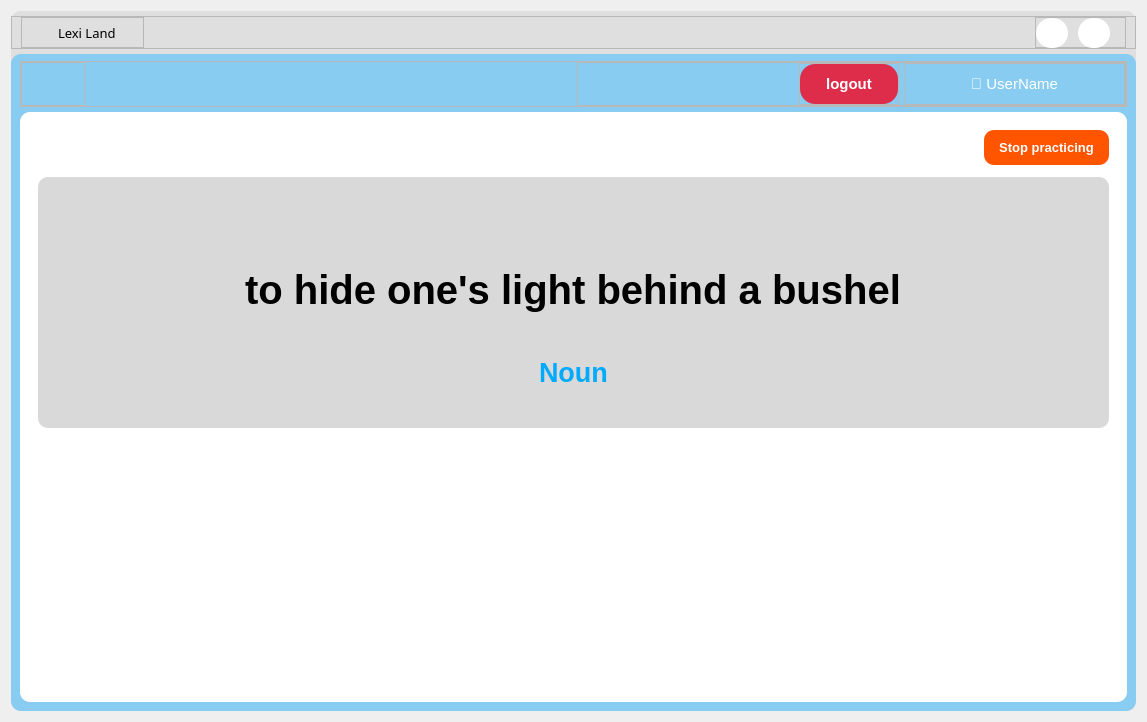
Before: the Qt Designer form UI/forms/practice.ui in yuukun123/LexiLand, drawn with Qt 5.
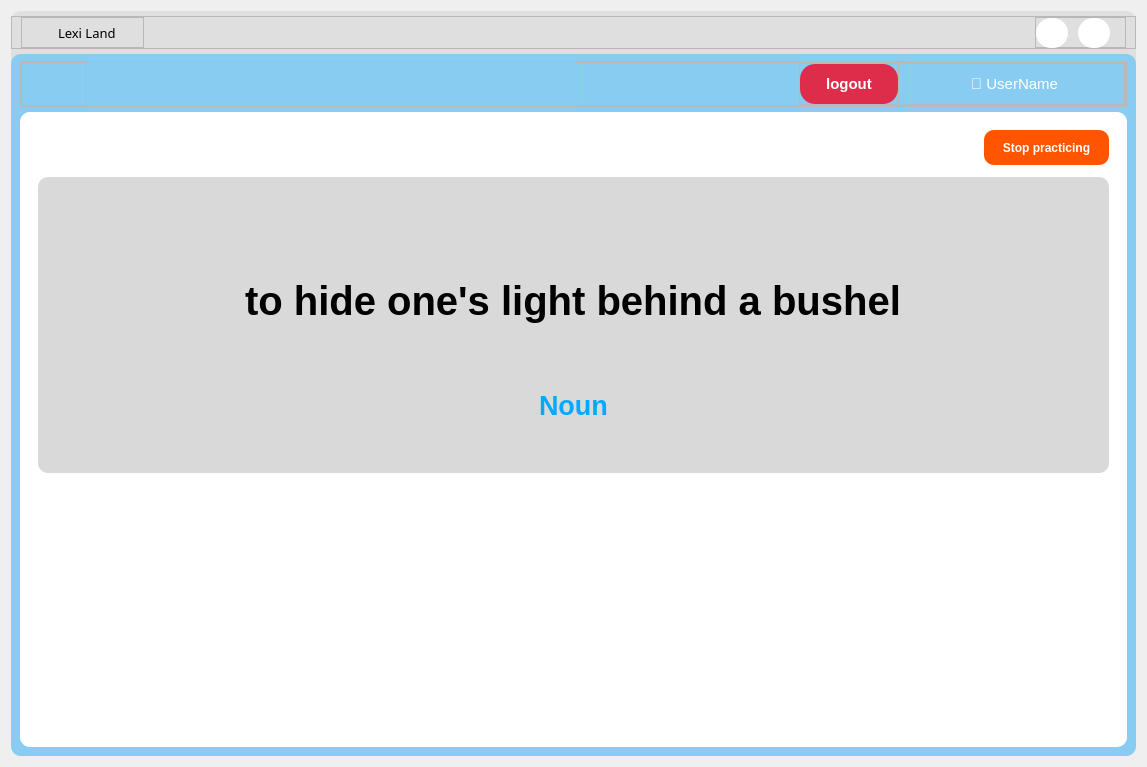
After: the same form once the commit is applied. Icons and pictures are not drawn.

```diff
--- a/UI/forms/practice.ui
+++ b/UI/forms/practice.ui
@@ -6,10 +6,16 @@
    <rect>
     <x>0</x>
     <y>0</y>
-    <width>1143</width>
-    <height>718</height>
+    <width>1147</width>
+    <height>767</height>
    </rect>
   </property>
+  <property name="minimumSize">
+   <size>
+    <width>1125</width>
+    <height>745</height>
+   </size>
+  </property>
   <property name="windowTitle">
    <string>Form</string>
   </property>
@@ -19,7 +25,7 @@
      <property name="minimumSize">
       <size>
        <width>1125</width>
-       <height>700</height>
+       <height>745</height>
       </size>
      </property>
      <property name="maximumSize">
@@ -641,7 +647,7 @@
                     </property>
                     <property name="font">
                      <font>
-                      <pointsize>10</pointsize>
+                      <pointsize>9</pointsize>
                       <weight>75</weight>
                       <bold>true</bold>
                      </font>
```
Left out of the diff: 2 changed lines with no effect on the pictures.
